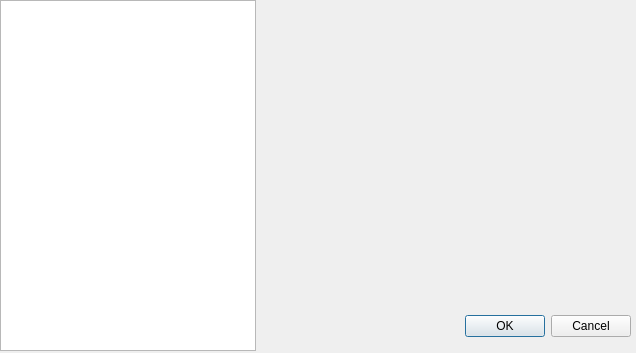
Qt form qt_forms/acc_info_popup.ui (chernig/tradebot) before a commit.
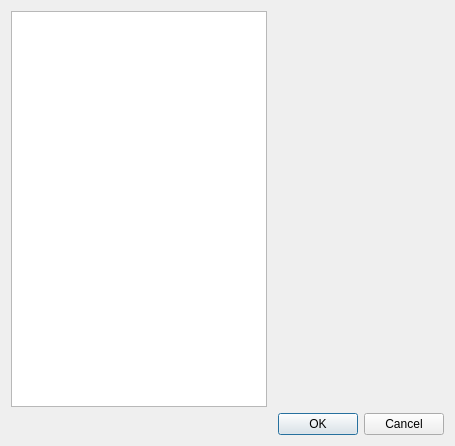
The same form after that commit.

The edit to the form file:
```diff
--- a/qt_forms/acc_info_popup.ui
+++ b/qt_forms/acc_info_popup.ui
@@ -6,22 +6,19 @@
    <rect>
     <x>0</x>
     <y>0</y>
-    <width>636</width>
-    <height>353</height>
+    <width>455</width>
+    <height>446</height>
    </rect>
   </property>
   <property name="windowTitle">
    <string>Dialog</string>
   </property>
+  <layout class="QGridLayout" name="gridLayout">
+   <item row="0" column="0">
+    <widget class="QTableWidget" name="tableWidget"/>
+   </item>
+   <item row="1" column="1">
   <widget class="QDialogButtonBox" name="buttonBox">
-   <property name="geometry">
-    <rect>
-     <x>300</x>
-     <y>310</y>
-     <width>331</width>
-     <height>32</height>
-    </rect>
-   </property>
    <property name="orientation">
     <enum>Qt::Horizontal</enum>
    </property>
@@ -29,16 +26,8 @@
     <set>QDialogButtonBox::Cancel|QDialogButtonBox::Ok</set>
    </property>
   </widget>
-  <widget class="QTableWidget" name="tableWidget">
-   <property name="geometry">
-    <rect>
-     <x>0</x>
-     <y>0</y>
-     <width>256</width>
-     <height>351</height>
-    </rect>
-   </property>
-  </widget>
+   </item>
+  </layout>
  </widget>
  <resources/>
  <connections>
```
Lines whose indentation alone changed are shown as unchanged.
